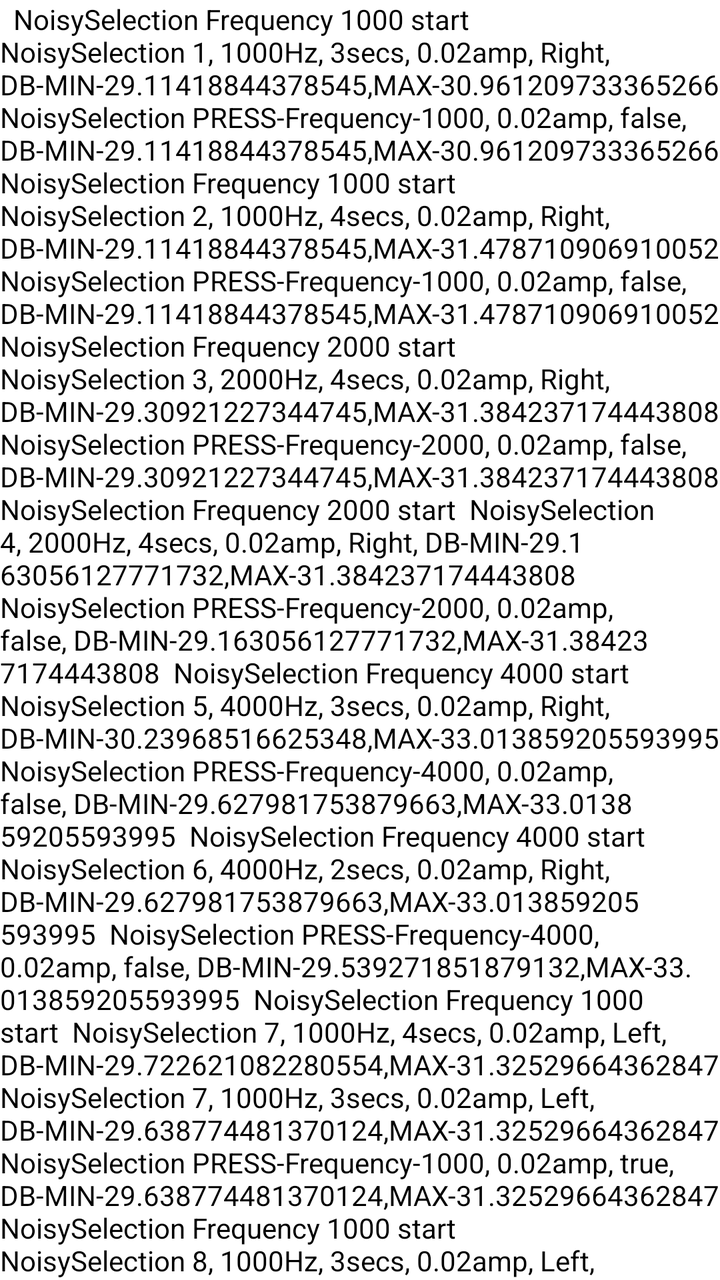
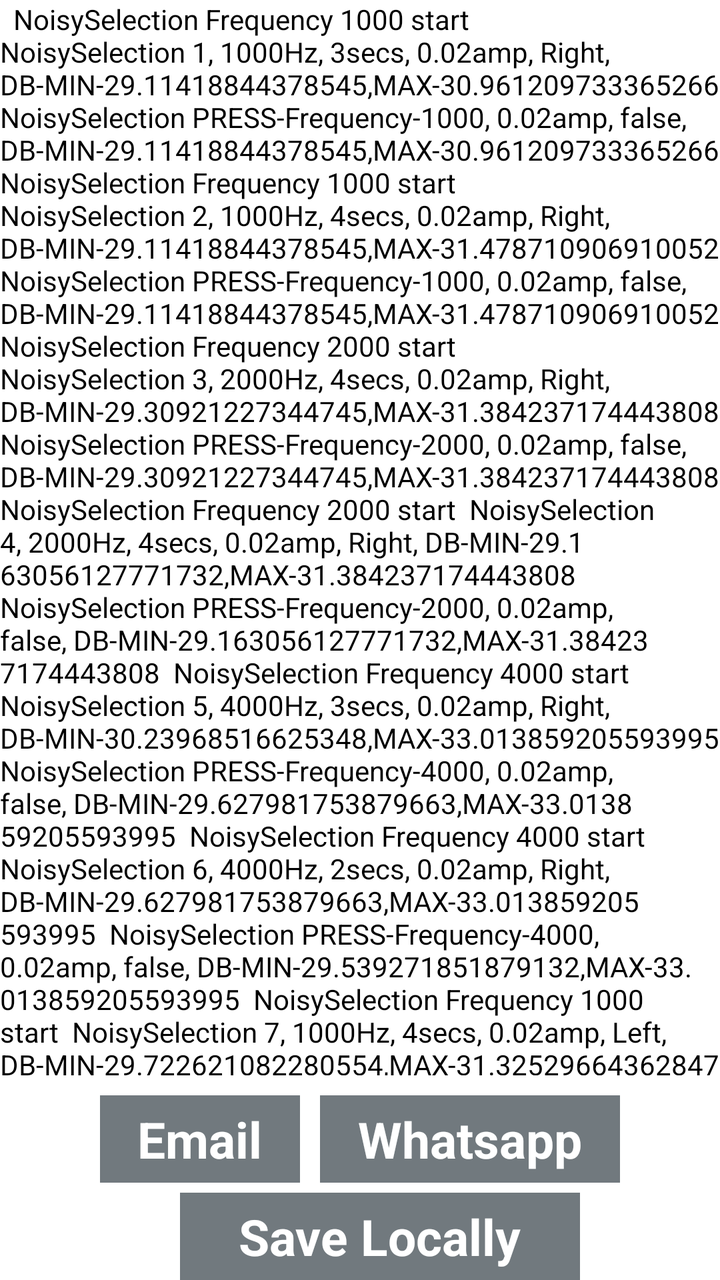

Screens rendered from an Android XML layout before and after an edit, with the pre-edit source and the edit as a unified diff.
<!-- AndroidManifest.xml: application theme Theme.IAhead -->
<!-- res/layout/activity_logs.xml -->
<?xml version="1.0" encoding="utf-8"?>
<LinearLayout xmlns:android="http://schemas.android.com/apk/res/android"
    android:layout_width="match_parent"
    android:layout_height="match_parent"
    android:orientation="vertical"
    android:layout_margin="5dp">

    <TextView
        android:textColor="@color/black"
        android:textSize="14dp"
        android:layout_width="wrap_content"
        android:layout_height="wrap_content"
        android:id="@+id/tvLogs"
        android:text="
 NoisySelection Frequency 1000 start
 NoisySelection 1, 1000Hz, 3secs, 0.02amp, Right, DB-MIN-29.11418844378545,MAX-30.961209733365266
 NoisySelection PRESS-Frequency-1000, 0.02amp, false, DB-MIN-29.11418844378545,MAX-30.961209733365266
 NoisySelection Frequency 1000 start
 NoisySelection 2, 1000Hz, 4secs, 0.02amp, Right, DB-MIN-29.11418844378545,MAX-31.478710906910052
 NoisySelection PRESS-Frequency-1000, 0.02amp, false, DB-MIN-29.11418844378545,MAX-31.478710906910052
 NoisySelection Frequency 2000 start
 NoisySelection 3, 2000Hz, 4secs, 0.02amp, Right, DB-MIN-29.30921227344745,MAX-31.384237174443808
 NoisySelection PRESS-Frequency-2000, 0.02amp, false, DB-MIN-29.30921227344745,MAX-31.384237174443808
 NoisySelection Frequency 2000 start
 NoisySelection 4, 2000Hz, 4secs, 0.02amp, Right, DB-MIN-29.163056127771732,MAX-31.384237174443808
 NoisySelection PRESS-Frequency-2000, 0.02amp, false, DB-MIN-29.163056127771732,MAX-31.384237174443808
 NoisySelection Frequency 4000 start
 NoisySelection 5, 4000Hz, 3secs, 0.02amp, Right, DB-MIN-30.23968516625348,MAX-33.013859205593995
 NoisySelection PRESS-Frequency-4000, 0.02amp, false, DB-MIN-29.627981753879663,MAX-33.013859205593995
 NoisySelection Frequency 4000 start
 NoisySelection 6, 4000Hz, 2secs, 0.02amp, Right, DB-MIN-29.627981753879663,MAX-33.013859205593995
 NoisySelection PRESS-Frequency-4000, 0.02amp, false, DB-MIN-29.539271851879132,MAX-33.013859205593995
 NoisySelection Frequency 1000 start
 NoisySelection 7, 1000Hz, 4secs, 0.02amp, Left, DB-MIN-29.722621082280554,MAX-31.32529664362847
 NoisySelection 7, 1000Hz, 3secs, 0.02amp, Left, DB-MIN-29.638774481370124,MAX-31.32529664362847
 NoisySelection PRESS-Frequency-1000, 0.02amp, true, DB-MIN-29.638774481370124,MAX-31.32529664362847
 NoisySelection Frequency 1000 start
 NoisySelection 8, 1000Hz, 3secs, 0.02amp, Left, DB-MIN-29.399130445561447,MAX-35.95843503037235
 NoisySelection PRESS-Frequency-1000, 0.02amp, true, DB-MIN-29.248997182358053,MAX-35.95843503037235
 NoisySelection Frequency 2000 start
 NoisySelection 9, 2000Hz, 4secs, 0.02amp, Left, DB-MIN-29.020301339531798,MAX-31.502512543037568
 NoisySelection 9, 2000Hz, 3secs, 0.02amp, Left, DB-MIN-29.020301339531798,MAX-31.502512543037568
 NoisySelection PRESS-Frequency-2000, 0.02amp, true, DB-MIN-29.020301339531798,MAX-31.502512543037568
 NoisySelection Frequency 2000 start
 NoisySelection 10, 2000Hz, 5secs, 0.02amp, Left, DB-MIN-29.020301339531798,MAX-33.17216173712302
 NoisySelection PRESS-Frequency-2000, 0.02amp, true, DB-MIN-29.020301339531798,MAX-33.17216173712302
 NoisySelection Frequency 4000 start
 NoisySelection 11, 4000Hz, 4secs, 0.02amp, Left, DB-MIN-29.815068856610868,MAX-32.728156546630764
 NoisySelection PRESS-Frequency-4000, 0.02amp, true, DB-MIN-29.09071942124674,MAX-32.728156546630764
 NoisySelection Frequency 4000 start
 NoisySelection 12, 4000Hz, 3secs, 0.02amp, Left, DB-MIN-29.09071942124674,MAX-32.728156546630764
 NoisySelection PRESS-Frequency-4000, 0.02amp, true, DB-MIN-29.09071942124674,MAX-32.728156546630764
 NoisySelection ------------------------------------)"/>

</LinearLayout>
<!-- resources referenced by this layout -->
<resources>
  <color name="black">#FF000000</color>
  <style name="Theme.IAhead" parent="Theme.MaterialComponents.DayNight.NoActionBar">
          
          <item name="colorPrimary">@color/purple_500</item>
          <item name="colorPrimaryVariant">@color/purple_700</item>
          <item name="colorOnPrimary">@color/white</item>
          
          <item name="colorSecondary">@color/teal_200</item>
          <item name="colorSecondaryVariant">@color/teal_700</item>
          <item name="colorOnSecondary">@color/black</item>
          
          <item name="android:statusBarColor">?attr/colorPrimaryVariant</item>
          
      </style>
  <color name="purple_500">#FF6200EE</color>
  <color name="purple_700">#FF3700B3</color>
  <color name="white">#FFFFFFFF</color>
  <color name="teal_200">#FF03DAC5</color>
  <color name="teal_700">#FF018786</color>
</resources>

<!-- the commit's change to res/layout/activity_logs.xml (unified diff, before → after) -->
@@ -1,9 +1,15 @@
 <?xml version="1.0" encoding="utf-8"?>
-<LinearLayout xmlns:android="http://schemas.android.com/apk/res/android"
+<RelativeLayout xmlns:android="http://schemas.android.com/apk/res/android"
     android:layout_width="match_parent"
     android:layout_height="match_parent"
     android:orientation="vertical"
     android:layout_margin="5dp">
+
+    <LinearLayout
+        android:layout_above="@+id/ll_bottom"
+        android:layout_width="match_parent"
+        android:layout_height="wrap_content"
+        android:orientation="vertical">
 
     <TextView
         android:textColor="@color/black"
@@ -52,4 +58,82 @@
  NoisySelection PRESS-Frequency-4000, 0.02amp, true, DB-MIN-29.09071942124674,MAX-32.728156546630764
  NoisySelection ------------------------------------)"/>
 
-</LinearLayout>
+    </LinearLayout>
+
+    <LinearLayout
+        android:layout_marginTop="10dp"
+        android:id="@+id/ll_bottom"
+        android:layout_alignParentBottom="true"
+        android:layout_width="match_parent"
+        android:layout_height="wrap_content"
+        android:orientation="vertical">
+
+
+    <LinearLayout
+        android:gravity="center_horizontal"
+        android:layout_width="match_parent"
+        android:layout_height="wrap_content"
+        android:orientation="horizontal">
+
+        <LinearLayout
+            android:gravity="center_horizontal"
+            android:id="@+id/ll_email"
+            android:layout_gravity="center_horizontal"
+            android:layout_width="100dp"
+            android:layout_height="wrap_content"
+            android:background="@color/dark_grey"
+            android:orientation="horizontal">
+
+            <TextView
+                android:padding="5dp"
+                android:textStyle="bold"
+                android:layout_width="wrap_content"
+                android:layout_height="wrap_content"
+                android:text="Email"
+                android:textSize="25dp"
+                android:textColor="@color/white"/>
+        </LinearLayout>
+
+        <LinearLayout
+            android:layout_marginLeft="10dp"
+            android:gravity="center_horizontal"
+            android:id="@+id/ll_whatsapp"
+            android:layout_gravity="center_horizontal"
+            android:layout_width="150dp"
+            android:layout_height="wrap_content"
+            android:background="@color/dark_grey"
+            android:orientation="horizontal">
+
+            <TextView
+                android:padding="5dp"
+                android:textStyle="bold"
+                android:layout_width="wrap_content"
+                android:layout_height="wrap_content"
+                android:text="Whatsapp"
+                android:textSize="25dp"
+                android:textColor="@color/white"/>
+        </LinearLayout>
+    </LinearLayout>
+
+        <LinearLayout
+            android:layout_marginTop="5dp"
+            android:layout_marginLeft="10dp"
+            android:gravity="center_horizontal"
+            android:id="@+id/ll_locally"
+            android:layout_gravity="center_horizontal"
+            android:layout_width="200dp"
+            android:layout_height="wrap_content"
+            android:background="@color/dark_grey"
+            android:orientation="horizontal">
+
+            <TextView
+                android:padding="5dp"
+                android:textStyle="bold"
+                android:layout_width="wrap_content"
+                android:layout_height="wrap_content"
+                android:text="Save Locally"
+                android:textSize="25dp"
+                android:textColor="@color/white"/>
+        </LinearLayout>
+    </LinearLayout>
+</RelativeLayout>
<!-- resource entries referenced after the edit -->
@@ -1,6 +1,7 @@
 <!-- resources referenced by this layout -->
 <resources>
   <color name="black">#FF000000</color>
+  <color name="dark_grey">#71797E</color>
   <style name="Theme.IAhead" parent="Theme.MaterialComponents.DayNight.NoActionBar">
           
           <item name="colorPrimary">@color/purple_500</item>
